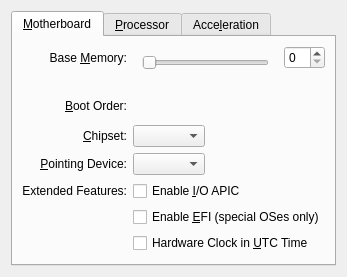
Above: vbox/src/VBox/Frontends/VirtualBox/src/settings/machine/UIMachineSettingsSystem.ui from jljuxgm/vboxgit before the change. Below: the same form after it.
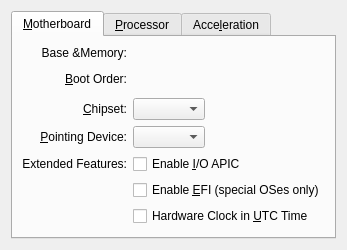
That is the form after the change. Custom widgets are drawn as their Qt base class.

Commit message:
commit_79998 ------------------------------------------------------------------------ r79998 | vboxsync | 2019-07-26 19:18:54 +0800 (Fri, 26 Jul 2019) | 1 line
FE/Qt: bugref:7720: VM settings / System page: Replace heavily distributed across system page widgets related to base-memory editing functionality with single UIBaseMemoryEditor.
------------------------------------------------------------------------

```diff
--- a/vbox/src/VBox/Frontends/VirtualBox/src/settings/machine/UIMachineSettingsSystem.ui
+++ b/vbox/src/VBox/Frontends/VirtualBox/src/settings/machine/UIMachineSettingsSystem.ui
@@ -35,7 +35,7 @@
          </property>
         </widget>
        </item>
-       <item row="0" column="1" rowspan="2" colspan="2">
+       <item row="0" column="1" rowspan="2" colspan="3">
         <widget class="QWidget">
          <property name="sizePolicy">
           <sizepolicy hsizetype="Expanding" vsizetype="Fixed">
@@ -48,51 +48,15 @@
            <number>0</number>
           </property>
           <item>
-           <widget class="UIBaseMemorySlider" name="m_pSliderMemorySize">
+           <widget class="UIBaseMemoryEditor" name="m_pBaseMemoryEditor">
             <property name="whatsThis">
              <string>Controls the amount of memory provided to the virtual machine. If you assign too much, the machine might not start.</string>
             </property>
-            <property name="orientation">
-             <enum>Qt::Horizontal</enum>
-            </property>
            </widget>
           </item>
-          <item>
-           <layout class="QHBoxLayout">
-            <property name="spacing">
-             <number>0</number>
-            </property>
-            <item>
-             <widget class="QLabel" name="m_pLabelMemoryMin"/>
-            </item>
-            <item>
-             <spacer name="m_pSpacerHorizontal1">
-              <property name="orientation">
-               <enum>Qt::Horizontal</enum>
-              </property>
-              <property name="sizeHint" stdset="0">
-               <size>
-                <width>0</width>
-                <height>0</height>
-               </size>
-              </property>
-             </spacer>
-            </item>
-            <item>
-             <widget class="QLabel" name="m_pLabelMemoryMax"/>
-            </item>
-           </layout>
-          </item>
          </layout>
         </widget>
        </item>
-       <item row="0" column="3">
-        <widget class="QSpinBox" name="m_pEditorMemorySize">
-         <property name="whatsThis">
-          <string>Controls the amount of memory provided to the virtual machine. If you assign too much, the machine might not start.</string>
-         </property>
-        </widget>
-       </item>
        <item row="2" column="0">
         <widget class="QLabel" name="m_pLabelBootOrder">
          <property name="text">
@@ -599,9 +563,9 @@
    <header>QIAdvancedSlider.h</header>
   </customwidget>
   <customwidget>
-   <class>UIBaseMemorySlider</class>
-   <extends>QIAdvancedSlider</extends>
-   <header>UIBaseMemorySlider.h</header>
+   <class>UIBaseMemoryEditor</class>
+   <extends>QWidget</extends>
+   <header>UIBaseMemoryEditor.h</header>
   </customwidget>
   <customwidget>
    <class>QIToolButton</class>
```
Left out of the diff: 5 changed lines with no effect on the pictures. The commit also changes 2 other files.
